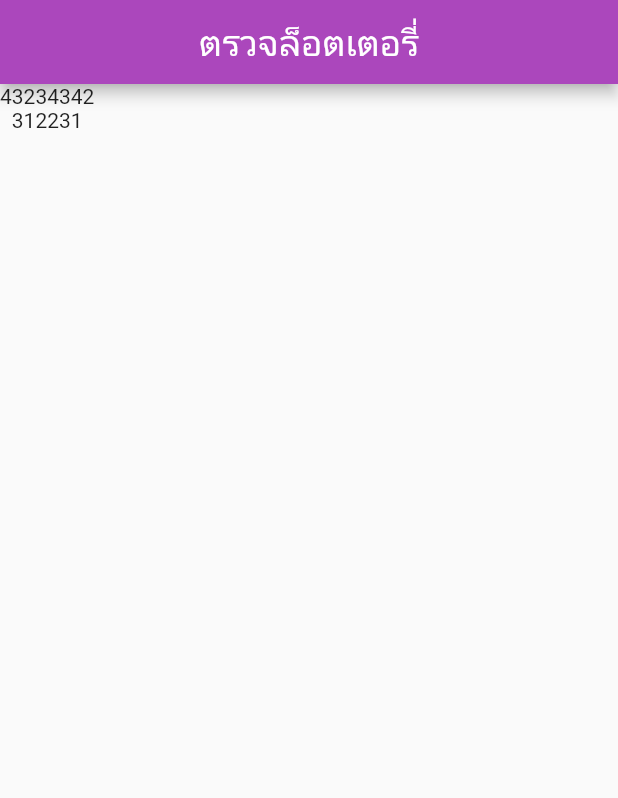
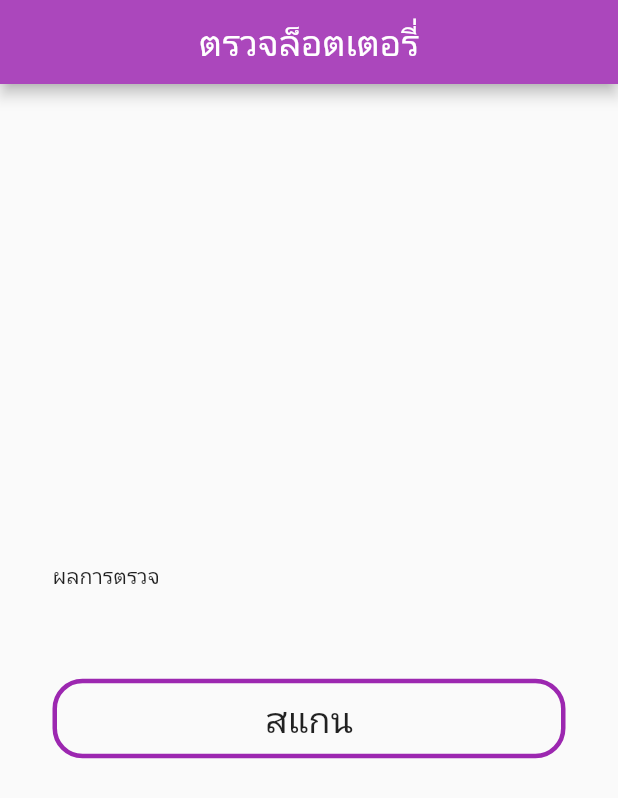
Before and after one commit to chon26909/lottery_checker, a Flutter app: the screen it shows after launch, on a phone screen of 412 x 824 dp. Shown: the top 798 px of the screen. Run offline on Flutter 3.47's test engine with Material 2 defaults, Android fonts, the light colour scheme and no system bars.

Commit message:
home page

```diff
--- a/lib/screens/home_screen.dart
+++ b/lib/screens/home_screen.dart
@@ -1,6 +1,5 @@
 import 'package:flutter/material.dart';
-import 'package:qrscan/qrscan.dart' as scanner;
-
+import 'package:lottery_checker/screens/scan_page.dart';
 
 class Home extends StatefulWidget {
   const Home({Key? key}) : super(key: key);
@@ -10,7 +9,6 @@ class Home extends StatefulWidget {
 }
 
 class _HomeState extends State<Home> {
-
   String scanResult = "";
 
   @override
@@ -22,21 +20,44 @@ class _HomeState extends State<Home> {
         title: Row(
           mainAxisAlignment: MainAxisAlignment.center,
           children: const [
-            Text("ตรวจล็อตเตอรี่", style: TextStyle(fontSize: 24),),
+            Text(
+              "ตรวจล็อตเตอรี่",
+              style: TextStyle(fontSize: 24),
+            ),
           ],
         ),
       ),
-      body: SingleChildScrollView(child: Column(children: const [
-        Text("43234342"),
-        Text("312231"),
-      ],),),
+      body: Padding(
+        padding: const EdgeInsets.all(35.0),
+        child: Column(
+          mainAxisAlignment: MainAxisAlignment.center,
+          crossAxisAlignment: CrossAxisAlignment.stretch,
+
+          children: [
+            const Text("ผลการตรวจ"),
+            const SizedBox(
+              height: 30,
+            ),
+            Text(
+              scanResult,
+              style: const TextStyle(fontSize: 25),
+            ),bottonScan("สแกน", const ScanPage())
+          ],
+        ),
+      ),
     );
   }
 
-  startScan() async {
-    String? cameraScanResult = await scanner.scan();
-    setState(() {
-      scanResult = cameraScanResult!;
-    });
+  Widget bottonScan(String text, Widget page) {
+    // ignore: deprecated_member_use
+    return FlatButton(
+      padding: const EdgeInsets.all(10.0),
+      child: Text(text, style: const TextStyle(fontSize: 24),),
+      onPressed: () {
+        Navigator.of(context)
+            .push(MaterialPageRoute(builder: (context) => page));
+      },
+      shape: RoundedRectangleBorder(borderRadius: BorderRadius.circular(20.0), side: const BorderSide(color: Colors.purple, width: 3.0)),
+    );
   }
 }
```
